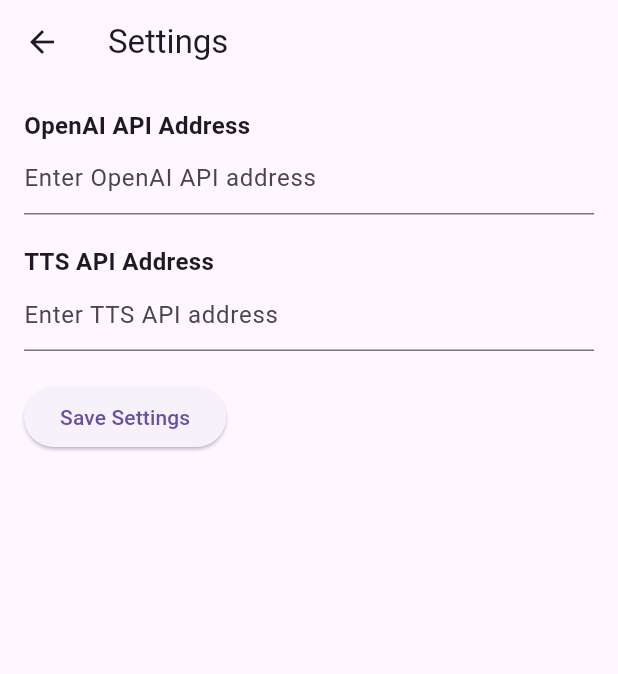
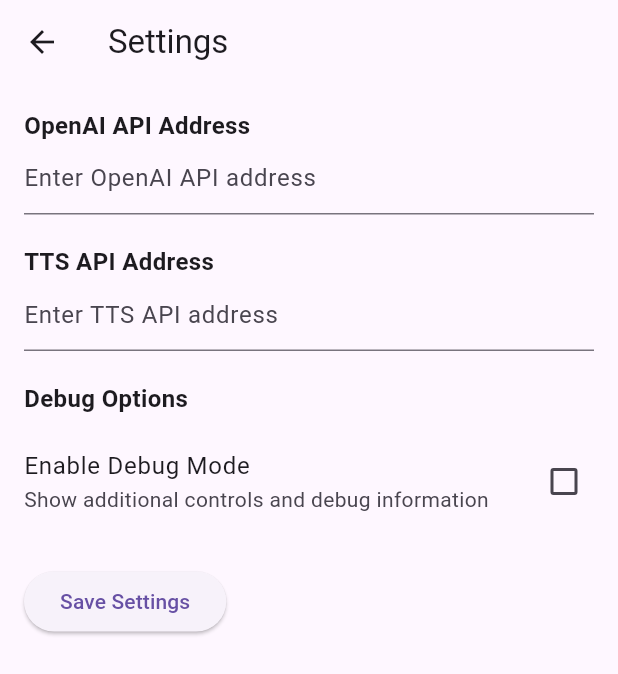
Before and after one commit to odrevet/ai_phone, a Flutter app: the Settings screen opened directly, on a phone screen of 412 x 824 dp. Shown: the top 674 px of the screen. Run offline on Flutter 3.47's test engine with Material 3 defaults, Android fonts, the phone set to English and light mode, and no system bars; our stand-ins replace audioplayers, flutter_chat_bubble, shared_preferences, speech_to_text; accounts and stored records are empty.

Commit message:
refactor settings

```diff
--- a/lib/widgets/settings.dart
+++ b/lib/widgets/settings.dart
@@ -9,6 +9,7 @@
 class _SettingsState extends State<Settings> {
   final TextEditingController _openAIController = TextEditingController();
   final TextEditingController _ttsController = TextEditingController();
+  bool _debugMode = false;
 
   @override
   void initState() {
@@ -20,8 +21,8 @@
     final prefs = await SharedPreferences.getInstance();
     setState(() {
       _openAIController.text = prefs.getString('openai_api_address') ?? '';
-      _ttsController.text =
-          prefs.getString('tts_api_address') ?? '';
+      _ttsController.text = prefs.getString('tts_api_address') ?? '';
+      _debugMode = prefs.getBool('debug_mode') ?? false;
     });
   }
 
@@ -29,6 +30,7 @@
     final prefs = await SharedPreferences.getInstance();
     await prefs.setString('openai_api_address', _openAIController.text);
     await prefs.setString('tts_api_address', _ttsController.text);
+    await prefs.setBool('debug_mode', _debugMode);
     ScaffoldMessenger.of(context).showSnackBar(
       SnackBar(content: Text('Settings saved')),
     );
@@ -63,6 +65,21 @@
               ),
             ),
             SizedBox(height: 20),
+            Text('Debug Options',
+                style: TextStyle(fontSize: 16, fontWeight: FontWeight.bold)),
+            SizedBox(height: 8),
+            CheckboxListTile(
+              title: Text('Enable Debug Mode'),
+              subtitle: Text('Show additional controls and debug information'),
+              value: _debugMode,
+              onChanged: (bool? value) {
+                setState(() {
+                  _debugMode = value ?? false;
+                });
+              },
+              contentPadding: EdgeInsets.zero,
+            ),
+            SizedBox(height: 20),
             ElevatedButton(
               onPressed: _saveSettings,
               child: Text('Save Settings'),
```
